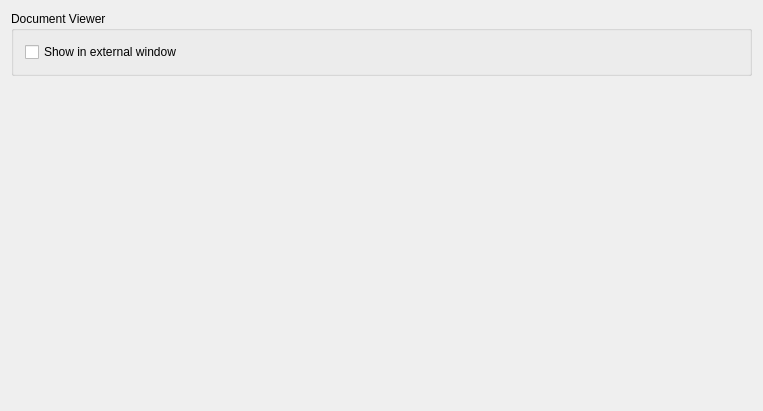
KDE/kile, file src/widgets/appearanceconfigwidget.ui: the form before one commit.
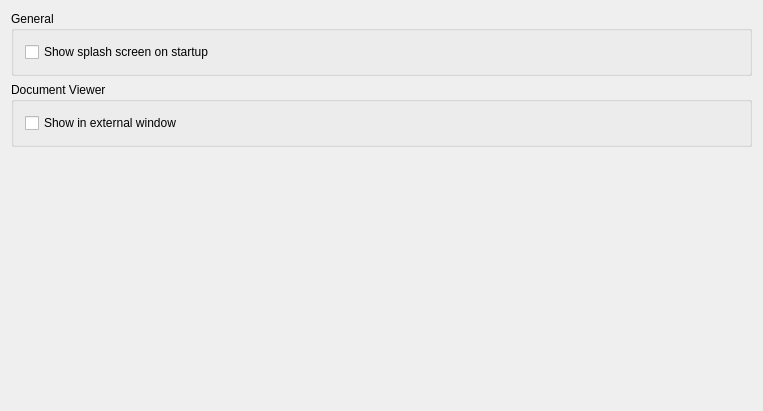
The form after the commit.

The edit to the form file:
```diff
--- a/src/widgets/appearanceconfigwidget.ui
+++ b/src/widgets/appearanceconfigwidget.ui
@@ -14,6 +14,25 @@
    <string>Appearance Configuration</string>
   </property>
   <layout class="QVBoxLayout" name="verticalLayout_2">
+   <item>
+    <widget class="QGroupBox" name="groupBox_2">
+     <property name="title">
+      <string>General</string>
+     </property>
+     <property name="flat">
+      <bool>true</bool>
+     </property>
+     <layout class="QVBoxLayout" name="verticalLayout_3">
+      <item>
+       <widget class="QCheckBox" name="kcfg_ShowSplashScreen">
+        <property name="text">
+         <string>Show splash screen on startup</string>
+        </property>
+       </widget>
+      </item>
+     </layout>
+    </widget>
+   </item>
    <item>
     <widget class="QGroupBox" name="groupBox">
      <property name="enabled">
```
